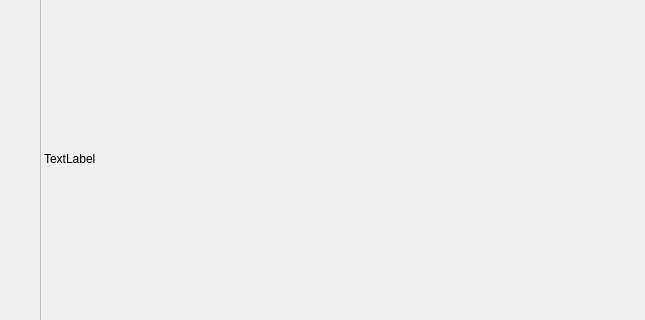
Old version of the form HW4_Starter/HW4_Starter/HW4_Starter/hw4_starter.ui in the repository GarthVader91/COMP_322_Homework4; both pictures show x 0 to 645 and y 101 to 421 of the 932 by 777 pixel window.
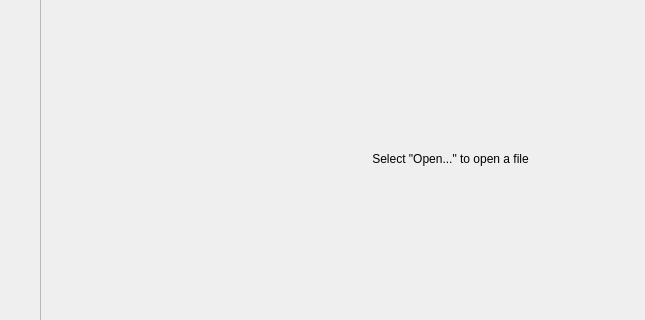
New version of the form.

Patch:
```diff
--- a/HW4_Starter/HW4_Starter/HW4_Starter/hw4_starter.ui
+++ b/HW4_Starter/HW4_Starter/HW4_Starter/hw4_starter.ui
@@ -27,11 +27,14 @@
      <enum>QFrame::StyledPanel</enum>
     </property>
     <property name="text">
-     <string>TextLabel</string>
+     <string>Select &quot;Open...&quot; to open a file</string>
     </property>
     <property name="scaledContents">
      <bool>true</bool>
     </property>
+    <property name="alignment">
+     <set>Qt::AlignCenter</set>
+    </property>
    </widget>
    <widget class="QDial" name="dial">
     <property name="geometry">
```
Left out of the diff: 39 changed lines with no effect on the pictures.
